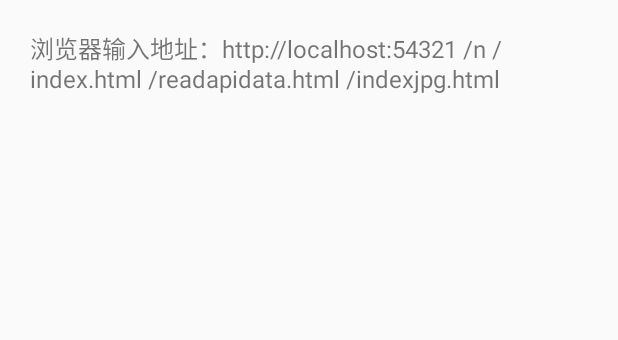
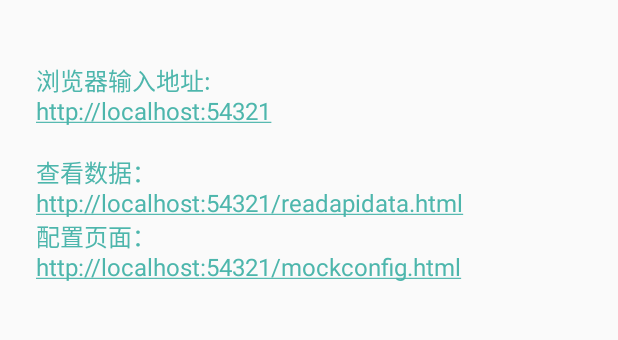
Before and after one commit to rabbit-open/rabbit, an Android app: the MainJsonActivity screen opened directly, with no data from a screen before it, on a phone screen of 412 x 824 dp, the part 84-424 px from its top. Run offline under Robolectric (Android 15) with nearby library versions, the phone set to English and light mode, and no system bars; libraries missing offline, so code that uses them is left out: com.koushikdutta.async; 1 statement that could not run was skipped.

Commit message:
天价网页管理本地配置

```diff
--- a/app/src/main/java/com/supets/pet/mock/ui/server/ServerApi.java
+++ b/app/src/main/java/com/supets/pet/mock/ui/server/ServerApi.java
@@ -36,10 +36,10 @@ public class ServerApi {
         this.mContext = context;
         this.server = server;
         this.mAsyncServer = mAsyncServer;
-        addhtml("/", "index.html");
-        addhtml("/index.html", "index.html");
+        addhtml("/", "readapidata.html");
+        //addhtml("/index.html", "index.html");
         addhtml("/readapidata.html*", "readapidata.html");
-        addhtml("/indexjpg.html*", "indexjpg.html");
+        //addhtml("/indexjpg.html*", "indexjpg.html");
         addhtml("/mockconfig.html*", "mockconfig.html");
         addLocalJSResource("/jquery-1.7.2.min.js");
         addLocalFileResource();
--- a/app/src/main/res/layout-xhdpi/activity_pcconfig.xml
+++ b/app/src/main/res/layout-xhdpi/activity_pcconfig.xml
@@ -17,6 +17,8 @@
         android:layout_width="match_parent"
         android:layout_height="match_parent"
         android:padding="20dp"
+        android:autoLink="web"
+        android:textColor="@color/appcolor"
         android:textSize="16sp"
         android:text="@string/pcconfig" />
 
--- a/app/src/main/res/values/pcconfig.xml
+++ b/app/src/main/res/values/pcconfig.xml
@@ -1,5 +1,12 @@
 <?xml version="1.0" encoding="utf-8"?>
 <resources>
     <string name="pcconfig">
-        浏览器输入地址：http://localhost:54321 /n /index.html /readapidata.html /indexjpg.html</string>
+        \t\n
+        浏览器输入地址:\t\n
+        http://localhost:54321 \t\n\t\n
+        查看数据：\t\n
+        http://localhost:54321/readapidata.html \t\n
+        配置页面：\t\n
+        http://localhost:54321/mockconfig.html \t\n
+    </string>
 </resources>
```
